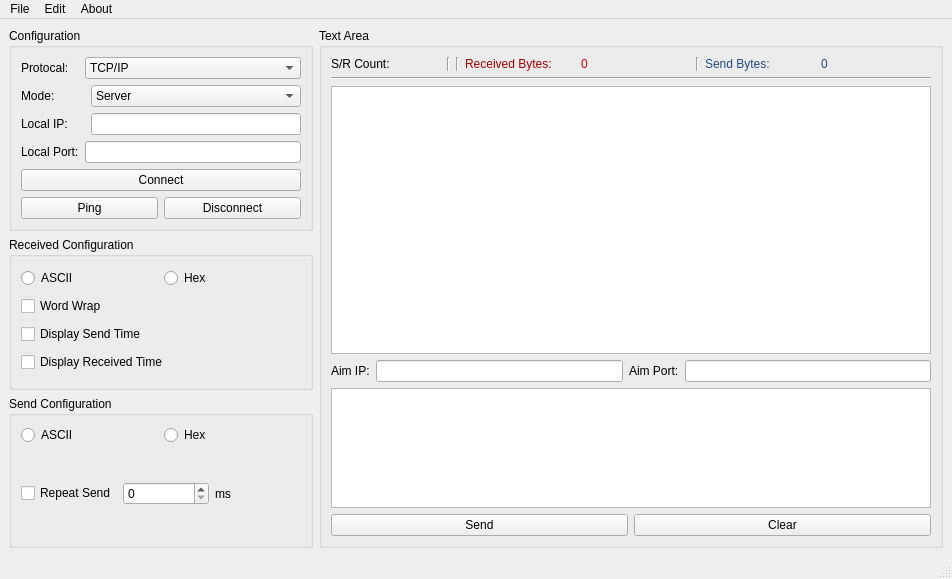
Before: the Qt Designer form uiform/MainUi.ui in carloscn/tinyNetwork, drawn with Qt 5.
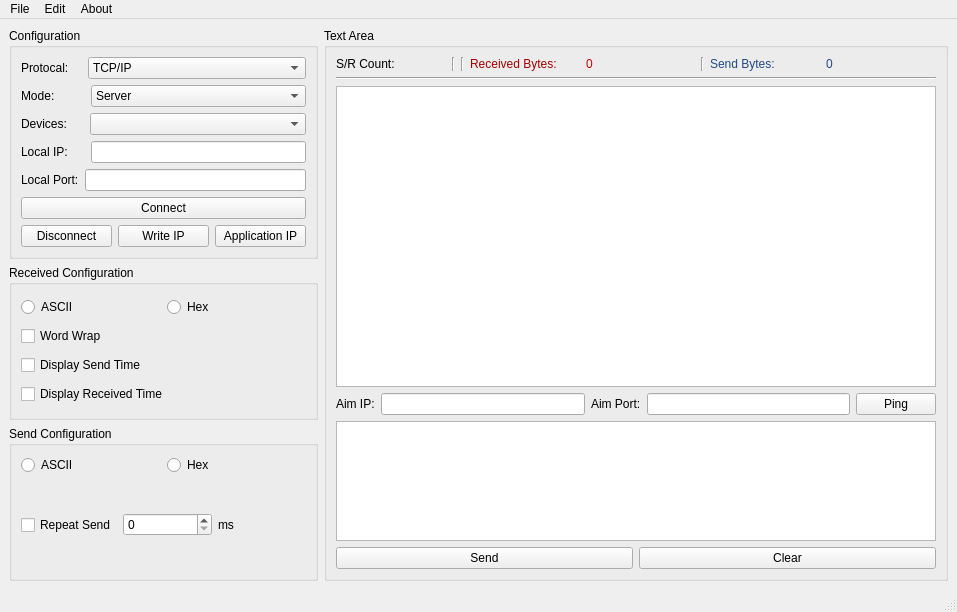
After: the same form once the commit is applied.

```diff
--- a/uiform/MainUi.ui
+++ b/uiform/MainUi.ui
@@ -6,15 +6,15 @@
    <rect>
     <x>0</x>
     <y>0</y>
-    <width>952</width>
-    <height>579</height>
+    <width>957</width>
+    <height>612</height>
    </rect>
   </property>
   <property name="windowTitle">
    <string>MainWindow</string>
   </property>
   <widget class="QWidget" name="centralwidget">
-   <layout class="QHBoxLayout" name="horizontalLayout_13">
+   <layout class="QHBoxLayout" name="horizontalLayout_14">
     <item>
      <layout class="QVBoxLayout" name="verticalLayout_6">
       <item>
@@ -22,7 +22,7 @@
         <property name="title">
          <string>Configuration</string>
         </property>
-        <layout class="QVBoxLayout" name="verticalLayout_2">
+        <layout class="QVBoxLayout" name="verticalLayout_3">
          <item>
           <layout class="QVBoxLayout" name="verticalLayout">
            <item>
@@ -36,7 +36,7 @@
                 </sizepolicy>
                </property>
                <property name="text">
-                <string>Protocal:   </string>
+                <string>Protocal:    </string>
                </property>
               </widget>
              </item>
@@ -87,6 +87,26 @@
              </item>
             </layout>
            </item>
+           <item>
+            <layout class="QHBoxLayout" name="horizontalLayout_13">
+             <item>
+              <widget class="QLabel" name="label_11">
+               <property name="sizePolicy">
+                <sizepolicy hsizetype="Fixed" vsizetype="Fixed">
+                 <horstretch>0</horstretch>
+                 <verstretch>0</verstretch>
+                </sizepolicy>
+               </property>
+               <property name="text">
+                <string>Devices:     </string>
+               </property>
+              </widget>
+             </item>
+             <item>
+              <widget class="QComboBox" name="comboBoxEthList"/>
+             </item>
+            </layout>
+           </item>
            <item>
             <layout class="QHBoxLayout" name="horizontalLayout_3">
              <item>
@@ -140,13 +160,6 @@
            </item>
            <item>
             <layout class="QHBoxLayout" name="horizontalLayout_6">
-             <item>
-              <widget class="QPushButton" name="pushButtonPing">
-               <property name="text">
-                <string>Ping</string>
-               </property>
-              </widget>
-             </item>
              <item>
               <widget class="QPushButton" name="pushButtonDisconnect">
                <property name="text">
@@ -154,6 +167,20 @@
                </property>
               </widget>
              </item>
+             <item>
+              <widget class="QPushButton" name="pushButtonWriteIp">
+               <property name="text">
+                <string>Write IP</string>
+               </property>
+              </widget>
+             </item>
+             <item>
+              <widget class="QPushButton" name="pushButtonAppIp">
+               <property name="text">
+                <string>Application IP</string>
+               </property>
+              </widget>
+             </item>
             </layout>
            </item>
           </layout>
@@ -264,7 +291,7 @@
       <property name="title">
        <string>Text Area</string>
       </property>
-      <layout class="QVBoxLayout" name="verticalLayout_3">
+      <layout class="QVBoxLayout" name="verticalLayout_2">
        <item>
         <layout class="QHBoxLayout" name="horizontalLayout_8">
          <item>
@@ -388,6 +415,13 @@
          <item>
           <widget class="QLineEdit" name="lineEditAimPort"/>
          </item>
+         <item>
+          <widget class="QPushButton" name="pushButtonPing">
+           <property name="text">
+            <string>Ping</string>
+           </property>
+          </widget>
+         </item>
         </layout>
        </item>
        <item>
@@ -440,7 +474,7 @@
     <rect>
      <x>0</x>
      <y>0</y>
-     <width>952</width>
+     <width>957</width>
      <height>28</height>
     </rect>
    </property>
```
Left out of the diff: 170 changed lines with no effect on the pictures.
